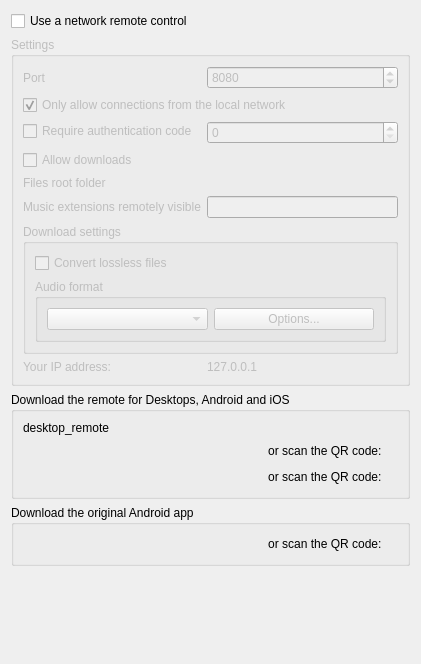
Above: src/ui/networkremotesettingspage.ui from clementine-player/Clementine before the change. Below: the same form after it.
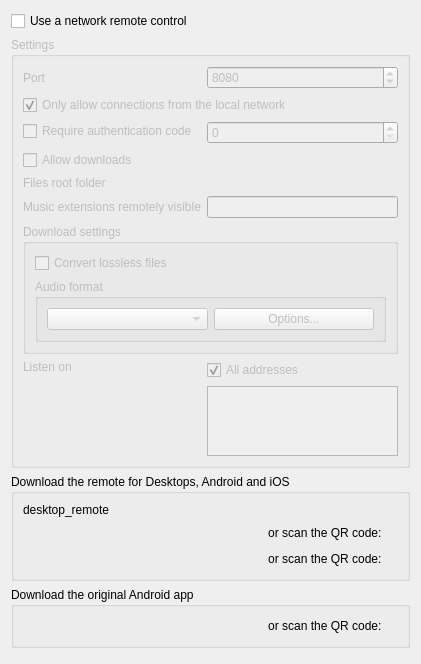
That is the form after the change. Icons and pictures are not drawn. Custom widgets are drawn as their Qt base class.

Commit message: Let the network remote listen on chosen addresses

```diff
--- a/src/ui/networkremotesettingspage.ui
+++ b/src/ui/networkremotesettingspage.ui
@@ -107,16 +107,42 @@
          <string>Enter this IP in the App to connect to Clementine.</string>
         </property>
         <property name="text">
-         <string>Your IP address:</string>
+         <string>Listen on</string>
+        </property>
+        <property name="alignment">
+         <set>Qt::AlignLeading|Qt::AlignLeft|Qt::AlignTop</set>
         </property>
        </widget>
       </item>
       <item row="9" column="1">
-       <widget class="QLabel" name="ip_address">
-        <property name="text">
-         <string notr="true">127.0.0.1</string>
-        </property>
-       </widget>
+       <layout class="QVBoxLayout" name="listen_addresses_layout">
+        <item>
+         <widget class="QCheckBox" name="listen_on_all_addresses">
+          <property name="text">
+           <string>All addresses</string>
+          </property>
+          <property name="checked">
+           <bool>true</bool>
+          </property>
+         </widget>
+        </item>
+        <item>
+         <widget class="QListWidget" name="listen_addresses">
+          <property name="toolTip">
+           <string>Enter one of these addresses in the app to connect to Clementine.</string>
+          </property>
+          <property name="enabled">
+           <bool>false</bool>
+          </property>
+          <property name="maximumSize">
+           <size>
+            <width>16777215</width>
+            <height>120</height>
+           </size>
+          </property>
+         </widget>
+        </item>
+       </layout>
       </item>
       <item row="3" column="0">
        <widget class="QCheckBox" name="allow_downloads">
```
Left out of the diff: 4 changed lines with no effect on the pictures. The commit also changes 8 other files.
